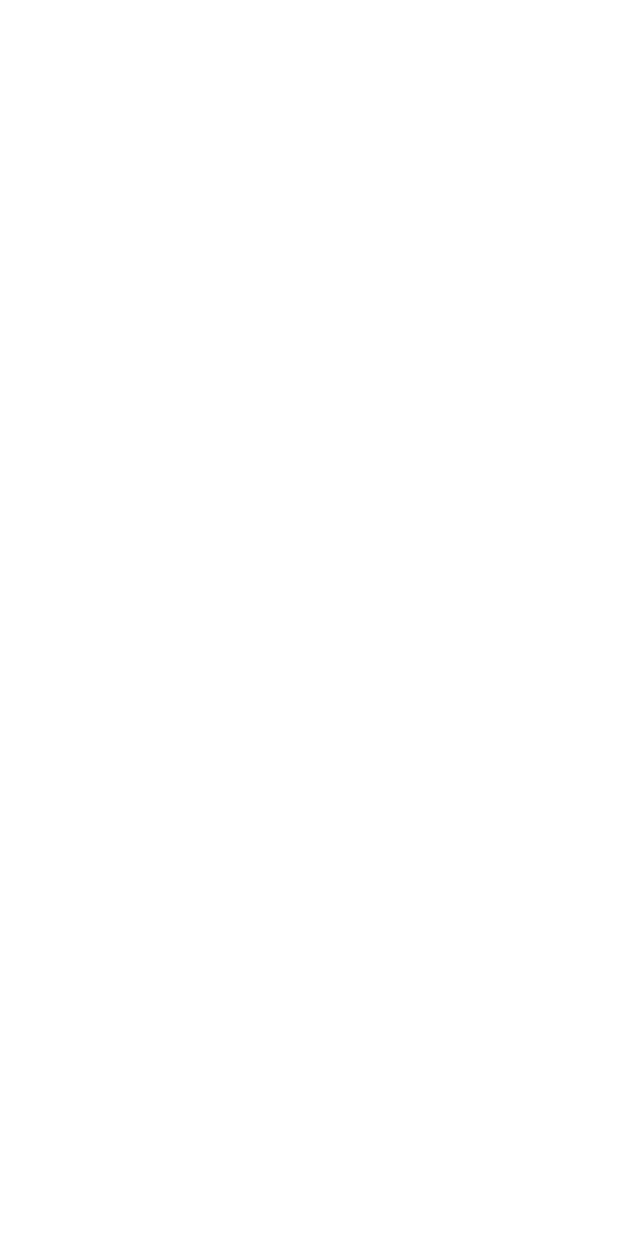
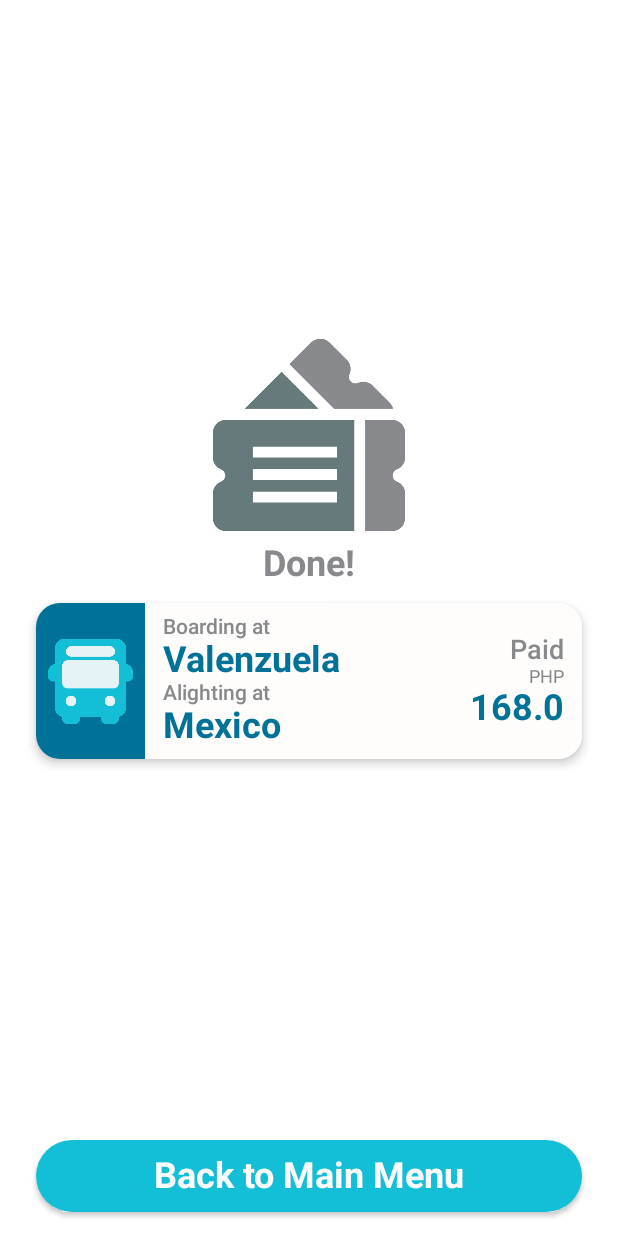
Before and after one commit to jachimsevero/take-home-coding-challenge, an Android app built with Jetpack Compose: the ResultsScreen screen opened through its navigation route, on a phone screen of 412 x 824 dp. Before the commit the screen is empty. Run offline under Robolectric (Android 15) with nearby library versions, the light colour scheme and no system bars; our stand-ins replace Dagger/Hilt's generated code.

Commit message:
impl results, simplify common components, handle dark theme

```diff
--- a/sample/app/src/main/AndroidManifest.xml
+++ b/sample/app/src/main/AndroidManifest.xml
@@ -13,7 +13,8 @@
         <activity
             android:name=".presentation.SampleActivity"
             android:exported="true"
-            android:theme="@style/Theme.SplashApp">
+            android:theme="@style/Theme.SplashApp"
+            android:screenOrientation="portrait">
             <intent-filter>
                 <action android:name="android.intent.action.MAIN" />
 
--- a/sample/app/src/main/java/com/circlemove/sample/presentation/SampleActivity.kt
+++ b/sample/app/src/main/java/com/circlemove/sample/presentation/SampleActivity.kt
@@ -33,8 +33,6 @@ class SampleActivity : ComponentActivity() {
                 val navController = rememberNavController()
 
                 NavHost(navController, startDestination = ScreenList.MenuScreen.route) {
-//                NavHost(navController, startDestination = ScreenList.TicketConfirmationScreen.route) {
-//                NavHost(navController, startDestination = "testing") {
                     composable(route = ScreenList.MenuScreen.route) {
                         MenuScreen(navController)
                     }
@@ -50,11 +48,6 @@ class SampleActivity : ComponentActivity() {
                     composable(route = ScreenList.ResultsScreen.route) {
                         ResultsScreen(navController)
                     }
-
-                    //for testing only
-                    composable(route = "testing") {
-                        TestCompose()
-                    }
                 }
             }
         }
--- a/sample/app/src/main/java/com/circlemove/sample/presentation/TestCompose.kt
+++ /dev/null
@@ -1,8 +0,0 @@
-package com.circlemove.sample.presentation
-
-import androidx.compose.runtime.Composable
-
-@Composable
-fun TestCompose() {
-
-}
--- /dev/null
+++ b/sample/app/src/main/java/com/circlemove/sample/presentation/components/BottomButton.kt
@@ -0,0 +1,27 @@
+package com.circlemove.sample.presentation.components
+
+import androidx.compose.foundation.layout.Box
+import androidx.compose.foundation.layout.fillMaxWidth
+import androidx.compose.foundation.layout.padding
+import androidx.compose.runtime.Composable
+import androidx.compose.ui.Modifier
+import androidx.compose.ui.unit.dp
+
+@Composable
+fun BottomButton(
+    text: String,
+    onClick: () -> Unit
+) {
+    Box(
+        modifier = Modifier
+            .fillMaxWidth()
+            .padding(bottom = 16.dp)
+    ) {
+        CustomButton(
+            onClick = {
+                onClick()
+            },
+            text = text
+        )
+    }
+}
--- /dev/null
+++ b/sample/app/src/main/java/com/circlemove/sample/presentation/components/CustomCard.kt
@@ -0,0 +1,118 @@
+package com.circlemove.sample.presentation.components
+
+import androidx.compose.foundation.Image
+import androidx.compose.foundation.background
+import androidx.compose.foundation.layout.*
+import androidx.compose.foundation.shape.RoundedCornerShape
+import androidx.compose.material.Card
+import androidx.compose.runtime.Composable
+import androidx.compose.ui.Alignment
+import androidx.compose.ui.Modifier
+import androidx.compose.ui.res.painterResource
+import androidx.compose.ui.res.stringResource
+import androidx.compose.ui.text.font.FontWeight
+import androidx.compose.ui.unit.dp
+import androidx.compose.ui.unit.sp
+import com.circlemove.sample.R
+import com.circlemove.sample.theme.CoDarkBlue
+import com.circlemove.sample.theme.CoDirtyWhite
+
+@Composable
+fun CustomCard(
+    boardLoc: String,
+    alightLoc: String,
+    fare: Float
+) {
+    Card(
+        elevation = 4.dp,
+        shape = RoundedCornerShape(size = 16.dp),
+        modifier = Modifier
+            .fillMaxWidth()
+            .padding(12.dp)
+    ) {
+        Row(
+            modifier = Modifier
+                .height(IntrinsicSize.Max)
+                .background(CoDirtyWhite)
+        ) {
+            Box(
+                modifier = Modifier
+                    .background(CoDarkBlue)
+                    .weight(2f)
+            ) {
+                Column(
+                    modifier = Modifier
+                        .fillMaxSize(),
+                    verticalArrangement = Arrangement.Center,
+                    horizontalAlignment = Alignment.CenterHorizontally
+                ) {
+                    Image(
+                        modifier = Modifier
+                            .fillMaxSize()
+                            .padding(8.dp),
+                        painter = painterResource(id = R.drawable.ic_bus),
+                        contentDescription = null
+                    )
+                }
+            }
+
+            Box(
+                modifier = Modifier
+                    .weight(5f)
+            ) {
+                Column(
+                    modifier = Modifier
+                        .fillMaxSize()
+                        .padding(vertical = 8.dp, horizontal = 4.dp)
+                ) {
+                    CustomText(
+                        text = stringResource(id = R.string.label_board),
+                        textSize = 14.sp,
+                        fontWeight = FontWeight.SemiBold
+                    )
+                    CustomText(
+                        text = boardLoc,
+                        color = CoDarkBlue
+                    )
+                    CustomText(
+                        text = stringResource(id = R.string.label_alight),
+                        textSize = 14.sp,
+                        fontWeight = FontWeight.SemiBold
+                    )
+                    CustomText(
+                        text = alightLoc,
+                        color = CoDarkBlue
+                    )
+                }
+            }
+
+            Box(
+                modifier = Modifier
+                    .weight(3f)
+            ) {
+                Column(
+                    modifier = Modifier
+                        .fillMaxSize()
+                        .padding(4.dp),
+                    horizontalAlignment = Alignment.End,
+                    verticalArrangement = Arrangement.Center
+                ) {
+                    CustomText(
+                        text = stringResource(id = R.string.label_paid),
+                        textSize = 18.sp,
+                        fontWeight = FontWeight.SemiBold
+                    )
+                    CustomText(
+                        text = stringResource(id = R.string.label_currency),
+                        textSize = 12.sp,
+                        fontWeight = FontWeight.Normal
+                    )
+                    CustomText(
+                        text = fare.toString(),
+                        color = CoDarkBlue
+                    )
+                }
+            }
+        }
+    }
+}
--- a/sample/app/src/main/java/com/circlemove/sample/presentation/components/CustomText.kt
+++ b/sample/app/src/main/java/com/circlemove/sample/presentation/components/CustomText.kt
@@ -22,12 +22,13 @@ fun CustomText(
     paddingBottom: Dp = 0.dp,
     paddingStart: Dp = 8.dp,
     paddingEnd: Dp = 8.dp,
+    fontWeight: FontWeight = FontWeight.Bold
 ) {
     Text(
         text = text,
         color = color,
         fontSize = textSize,
-        fontWeight = FontWeight.Bold,
+        fontWeight = fontWeight,
         modifier = Modifier.padding(top = paddingTop, bottom = paddingBottom, start = paddingStart, end = paddingEnd),
         maxLines = 1,
         overflow = TextOverflow.Ellipsis,
--- a/sample/app/src/main/java/com/circlemove/sample/presentation/components/CustomTextFields.kt
+++ b/sample/app/src/main/java/com/circlemove/sample/presentation/components/CustomTextFields.kt
@@ -32,7 +32,8 @@ fun CustomTextFields(
             IconButton(onClick = onEditClick) {
                 Icon(
                     Icons.Default.Edit,
-                    contentDescription = null
+                    contentDescription = null,
+                    tint = CoDarkBlue
                 )
             }
         },
--- a/sample/app/src/main/java/com/circlemove/sample/presentation/ui/buyticket/BuyTicketScreen.kt
+++ b/sample/app/src/main/java/com/circlemove/sample/presentation/ui/buyticket/BuyTicketScreen.kt
@@ -1,10 +1,12 @@
 package com.circlemove.sample.presentation.ui.buyticket
 
+import androidx.compose.foundation.background
 import androidx.compose.foundation.layout.*
 import androidx.compose.material.*
 import androidx.compose.runtime.*
 import androidx.compose.ui.Alignment
 import androidx.compose.ui.Modifier
+import androidx.compose.ui.graphics.Color
 import androidx.compose.ui.platform.LocalContext
 import androidx.compose.ui.res.stringResource
 import androidx.compose.ui.unit.dp
@@ -31,7 +33,9 @@ fun BuyTicketScreen(navController: NavHostController) {
         })
     }, content = {
         Column(
-            modifier = Modifier.fillMaxWidth()
+            modifier = Modifier
+                .fillMaxWidth()
+                .background(Color.White)
         ) {
             Column(
                 modifier = Modifier
@@ -80,21 +84,12 @@ fun BuyTicketScreen(navController: NavHostController) {
                 )
             }
 
-            Box(
-                modifier = Modifier
-                    .fillMaxWidth()
-                    .padding(bottom = 16.dp)
-            ) {
-                CustomButton(
-                    onClick = {
-                        if (model.alightAt == model.boardAt) {
-                            viewModel.showErrorDialog()
-                        } else {
-                            navController.navigate(route = ScreenList.TicketConfirmationScreen.route)
-                        }
-                    },
-                    text = stringResource(id = R.string.label_proceed)
-                )
+            BottomButton(text = stringResource(id = R.string.label_proceed)) {
+                if (model.alightAt == model.boardAt) {
+                    viewModel.showErrorDialog()
+                } else {
+                    navController.navigate(route = ScreenList.TicketConfirmationScreen.route)
+                }
             }
         }
     })
--- a/sample/app/src/main/java/com/circlemove/sample/presentation/ui/menu/MenuScreen.kt
+++ b/sample/app/src/main/java/com/circlemove/sample/presentation/ui/menu/MenuScreen.kt
@@ -1,11 +1,13 @@
 package com.circlemove.sample.presentation.ui.menu
 
 import androidx.compose.foundation.Image
+import androidx.compose.foundation.background
 import androidx.compose.foundation.layout.*
 import androidx.compose.material.Text
 import androidx.compose.runtime.*
 import androidx.compose.ui.Alignment
 import androidx.compose.ui.Modifier
+import androidx.compose.ui.graphics.Color
 import androidx.compose.ui.res.painterResource
 import androidx.compose.ui.res.stringResource
 import androidx.compose.ui.text.font.FontWeight
@@ -26,7 +28,8 @@ fun MenuScreen(navController: NavHostController) {
     val load by viewModel.loadValue.collectAsState()
 
     Column(
-        modifier = Modifier.fillMaxSize(),
+        modifier = Modifier.fillMaxSize()
+            .background(Color.White),
         verticalArrangement = Arrangement.Center,
         horizontalAlignment = Alignment.CenterHorizontally,
     ) {
--- a/sample/app/src/main/java/com/circlemove/sample/presentation/ui/results/ResultsScreen.kt
+++ b/sample/app/src/main/java/com/circlemove/sample/presentation/ui/results/ResultsScreen.kt
@@ -1,10 +1,63 @@
 package com.circlemove.sample.presentation.ui.results
 
+import androidx.compose.foundation.Image
+import androidx.compose.foundation.background
+import androidx.compose.foundation.layout.*
 import androidx.compose.runtime.Composable
+import androidx.compose.runtime.collectAsState
+import androidx.compose.runtime.getValue
+import androidx.compose.ui.Alignment
+import androidx.compose.ui.Modifier
+import androidx.compose.ui.graphics.Color
+import androidx.compose.ui.res.painterResource
+import androidx.compose.ui.res.stringResource
+import androidx.compose.ui.unit.dp
+import androidx.hilt.navigation.compose.hiltViewModel
 import androidx.navigation.NavHostController
+import com.circlemove.sample.R
+import com.circlemove.sample.presentation.ScreenList
+import com.circlemove.sample.presentation.components.BottomButton
+import com.circlemove.sample.presentation.components.CustomCard
+import com.circlemove.sample.presentation.components.CustomText
+import com.circlemove.sample.presentation.ui.buyticket.BuyTicketViewModel
 
 
 @Composable
 fun ResultsScreen(navController: NavHostController) {
 
+    val viewModel: BuyTicketViewModel = hiltViewModel()
+    val model by viewModel.modelFlow.collectAsState()
+
+    Column(
+        modifier = Modifier
+            .fillMaxWidth()
+            .background(Color.White)
+    ) {
+        Column(
+            modifier = Modifier
+                .fillMaxWidth()
+                .weight(1f)
+                .padding(12.dp),
+            verticalArrangement = Arrangement.Center,
+            horizontalAlignment = Alignment.CenterHorizontally,
+        ) {
+            Image(
+                painter = painterResource(R.drawable.ic_ticket),
+                contentDescription = null,
+                modifier = Modifier.size(128.dp)
+            )
+
+            CustomText(text = stringResource(id = R.string.label_done), paddingTop = 8.dp)
+
+            model.run {
+                CustomCard(boardLoc = boardAtName, alightLoc = alightAtName, fare = fare)
+            }
+        }
+
+        BottomButton(text = stringResource(id = R.string.label_back)) {
+            navController.navigate(route = ScreenList.MenuScreen.route) {
+                popUpTo(navController.backQueue.first().destination.id)
+            }
+        }
+    }
 }
--- a/sample/app/src/main/java/com/circlemove/sample/presentation/ui/ticketconfirmation/TicketConfirmationScreen.kt
+++ b/sample/app/src/main/java/com/circlemove/sample/presentation/ui/ticketconfirmation/TicketConfirmationScreen.kt
@@ -1,5 +1,6 @@
 package com.circlemove.sample.presentation.ui.ticketconfirmation
 
+import androidx.compose.foundation.background
 import androidx.compose.foundation.layout.*
 import androidx.compose.material.Divider
 import androidx.compose.material.Scaffold
@@ -14,10 +15,7 @@ import androidx.hilt.navigation.compose.hiltViewModel
 import androidx.navigation.NavHostController
 import com.circlemove.sample.R
 import com.circlemove.sample.presentation.ScreenList
-import com.circlemove.sample.presentation.components.AppBar
-import com.circlemove.sample.presentation.components.CustomButton
-import com.circlemove.sample.presentation.components.CustomDialog
-import com.circlemove.sample.presentation.components.CustomText
+import com.circlemove.sample.presentation.components.*
 import com.circlemove.sample.theme.CoDarkBlue
 import com.circlemove.sample.theme.CoGray
 
@@ -33,7 +31,9 @@ fun TicketConfirmationScreen(navController: NavHostController) {
         })
     }, content = {
         Column(
-            modifier = Modifier.fillMaxWidth()
+            modifier = Modifier
+                .fillMaxWidth()
+                .background(Color.White)
         ) {
             Column(
                 modifier = Modifier
@@ -88,22 +88,13 @@ fun TicketConfirmationScreen(navController: NavHostController) {
                 }
             }
 
-            Box(
-                modifier = Modifier
-                    .fillMaxWidth()
-                    .padding(bottom = 16.dp)
-            ) {
-                CustomButton(
-                    onClick = {
+            BottomButton(text = stringResource(id = R.string.value_pay, model.fare)) {
                 if (model.fare > load) {
                     viewModel.showErrorDialog()
                 } else {
                     viewModel.updateLoad()
                     navController.navigate(route = ScreenList.ResultsScreen.route)
                 }
-                    },
-                    text = stringResource(id = R.string.value_pay, model.fare)
-                )
             }
         }
     })
--- a/sample/app/src/main/res/values/strings.xml
+++ b/sample/app/src/main/res/values/strings.xml
@@ -15,6 +15,9 @@
     <string name="label_ok">OK</string>
     <string name="label_proceed">Proceed</string>
     <string name="label_vat">* Inclusive of VAT</string>
+    <string name="label_done">Done!</string>
+    <string name="label_back">Back to Main Menu</string>
+    <string name="label_paid">Paid</string>
 
     <string name="dialog_soon_title">Coming Soon…</string>
     <string name="dialog_soon_text">We\'re working on incredible new features and improvements. Stay tuned for updates coming soon!</string>
```
Also changed, not shown: sample/app/src/main/res/drawable/ic_bus.png (added), sample/app/src/main/res/drawable/ic_ticket.png (added). Lines whose indentation alone changed are shown as unchanged.
